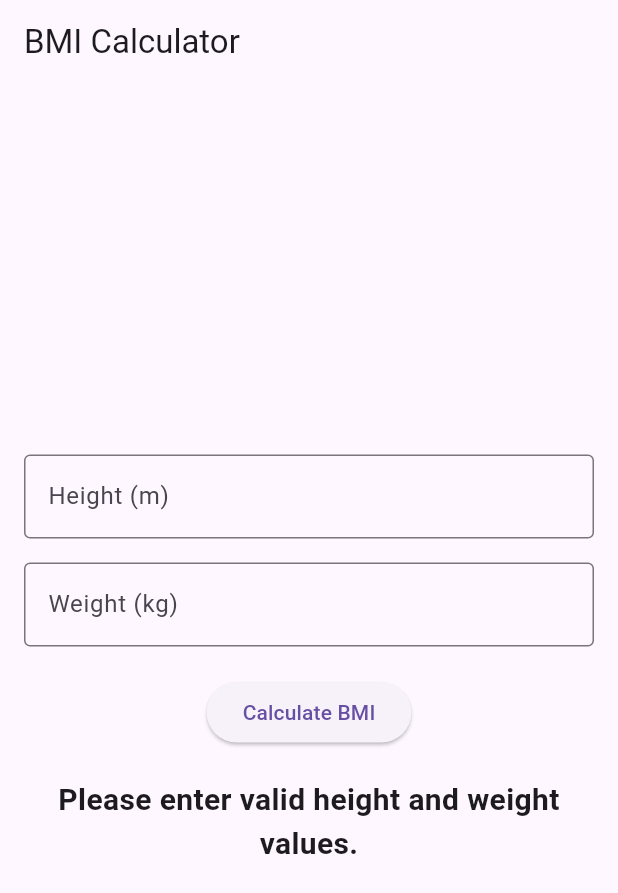
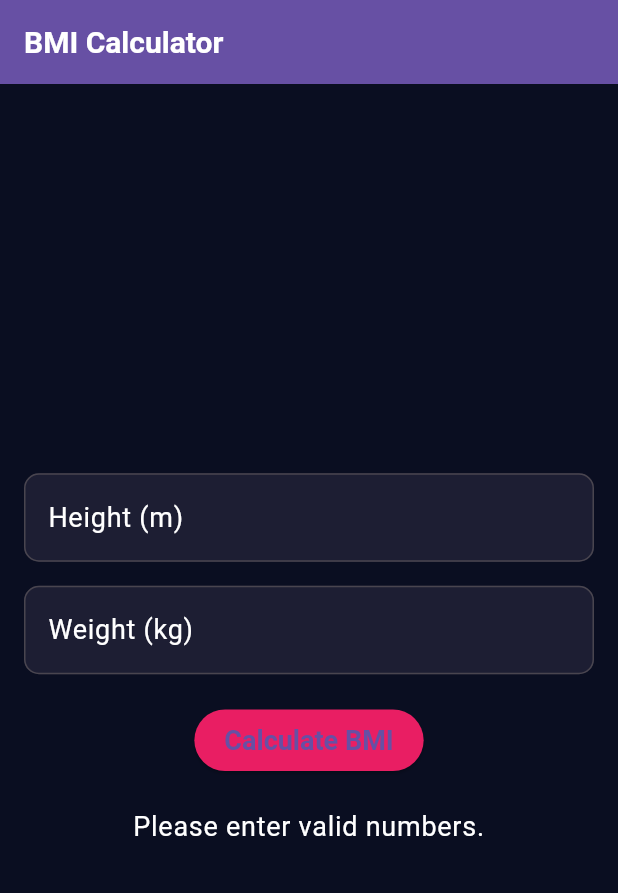
Before and after one commit to chjawad1/App-development-Flutter, a Flutter app: the screen it shows after launch, after a tap on "Calculate BMI", on a phone screen of 412 x 824 dp. Shown: the top 893 px of the screen. Run offline on Flutter 3.47's test engine with Material 3 defaults, Android fonts, the phone set to English and light mode, and no system bars; our stand-ins replace audioplayers, file_picker, flutter_colorpicker, flutter_local_notifications, permission_handler, sqflite and 1 more; accounts and stored records are empty; network calls fail; key blocks and very long unbroken strings in the code were emptied for the run.

Commit message:
video 3 create themes
 create Text Theme Button Style Customizationand Input Decoration Theme or Scaffold and AppBar in the code

```diff
--- a/bmi_calculator/lib/main.dart
+++ b/bmi_calculator/lib/main.dart
@@ -11,6 +11,31 @@
       title: 'BMI Calculator',
       theme: ThemeData(
         primarySwatch: Colors.blue,
+        scaffoldBackgroundColor: Color(0xFF0A0E21),
+        textTheme: TextTheme(
+          bodyText1: TextStyle(fontSize: 18, color: Colors.white),
+          bodyText2: TextStyle(fontSize: 16, color: Colors.white70),
+          headline6: TextStyle(fontSize: 20, fontWeight: FontWeight.bold, color: Colors.white),
+        ),
+        elevatedButtonTheme: ElevatedButtonThemeData(
+          style: ElevatedButton.styleFrom(
+            primary: Colors.pink, // Customize button color
+            textStyle: TextStyle(fontSize: 18, fontWeight: FontWeight.bold),
+            padding: EdgeInsets.symmetric(vertical: 10, horizontal: 20),
+          ),
+        ),
+        inputDecorationTheme: InputDecorationTheme(
+          filled: true,
+          fillColor: Color(0xFF1D1E33), // Field background color
+          labelStyle: TextStyle(color: Colors.white),
+          border: OutlineInputBorder(
+            borderRadius: BorderRadius.circular(10),
+            borderSide: BorderSide(color: Colors.pinkAccent),
+          ),
+          focusedBorder: OutlineInputBorder(
+            borderSide: BorderSide(color: Colors.pink),
+          ),
+        ),
       ),
       home: BMICalculatorScreen(),
     );
@@ -27,39 +52,12 @@
   final TextEditingController weightController = TextEditingController();
   String result = "";
 
-  void calculateBMI() {
-    double height = double.tryParse(heightController.text) ?? 0;
-    double weight = double.tryParse(weightController.text) ?? 0;
-
-    if (height > 0 && weight > 0) {
-      double bmi = weight / (height * height);
-      String bmiCategory;
-
-      if (bmi < 18.5) {
-        bmiCategory = "Underweight";
-      } else if (bmi < 24.9) {
-        bmiCategory = "Normal weight";
-      } else if (bmi < 29.9) {
-        bmiCategory = "Overweight";
-      } else {
-        bmiCategory = "Obese";
-      }
-
-      setState(() {
-        result = "Your BMI is ${bmi.toStringAsFixed(2)} ($bmiCategory)";
-      });
-    } else {
-      setState(() {
-        result = "Please enter valid height and weight values.";
-      });
-    }
-  }
-
   @override
   Widget build(BuildContext context) {
     return Scaffold(
       appBar: AppBar(
-        title: Text('BMI Calculator'),
+        title: Text('BMI Calculator', style: Theme.of(context).textTheme.headline6),
+        backgroundColor: Theme.of(context).primaryColor,
       ),
       body: Padding(
         padding: const EdgeInsets.all(16.0),
@@ -71,7 +69,6 @@
               keyboardType: TextInputType.number,
               decoration: InputDecoration(
                 labelText: 'Height (m)',
-                border: OutlineInputBorder(),
               ),
             ),
             SizedBox(height: 16),
@@ -80,18 +77,17 @@
               keyboardType: TextInputType.number,
               decoration: InputDecoration(
                 labelText: 'Weight (kg)',
-                border: OutlineInputBorder(),
               ),
             ),
             SizedBox(height: 20),
             ElevatedButton(
-              onPressed: calculateBMI,
+              onPressed: _calculateBMI,
               child: Text('Calculate BMI'),
             ),
             SizedBox(height: 20),
             Text(
               result,
-              style: TextStyle(fontSize: 20, fontWeight: FontWeight.bold),
+              style: Theme.of(context).textTheme.bodyText1,
               textAlign: TextAlign.center,
             ),
           ],
@@ -99,4 +95,20 @@
       ),
     );
   }
+
+  void _calculateBMI() {
+    final height = double.tryParse(heightController.text);
+    final weight = double.tryParse(weightController.text);
+
+    if (height != null && weight != null) {
+      final bmi = weight / (height * height);
+      setState(() {
+        result = "Your BMI is ${bmi.toStringAsFixed(2)}";
+      });
+    } else {
+      setState(() {
+        result = "Please enter valid numbers.";
+      });
+    }
+  }
 }
```
